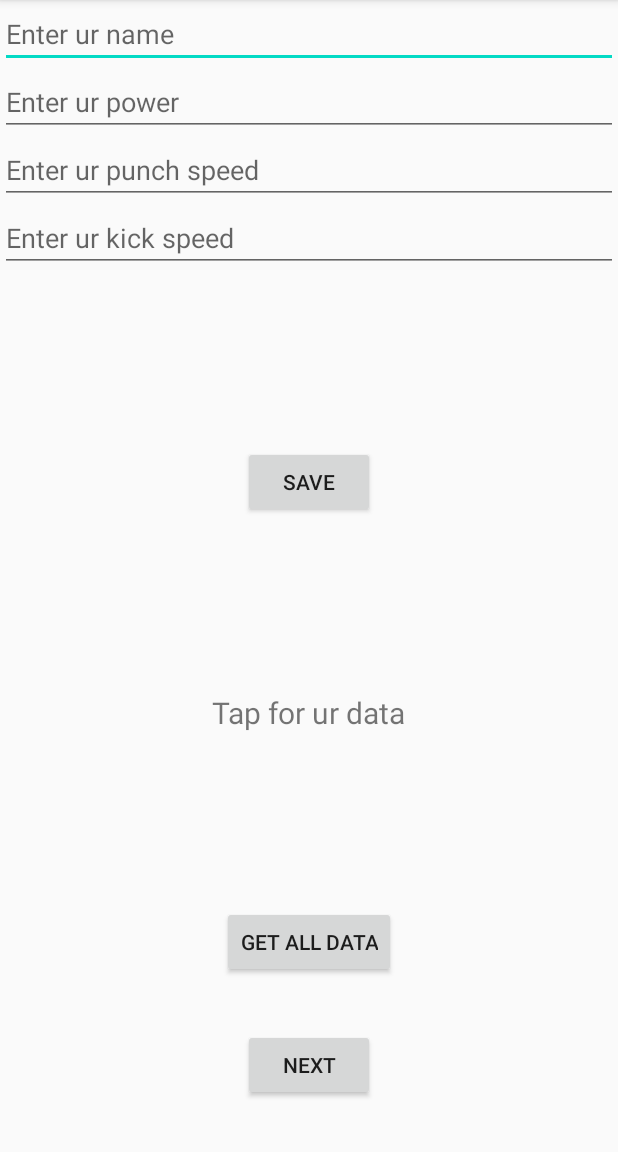
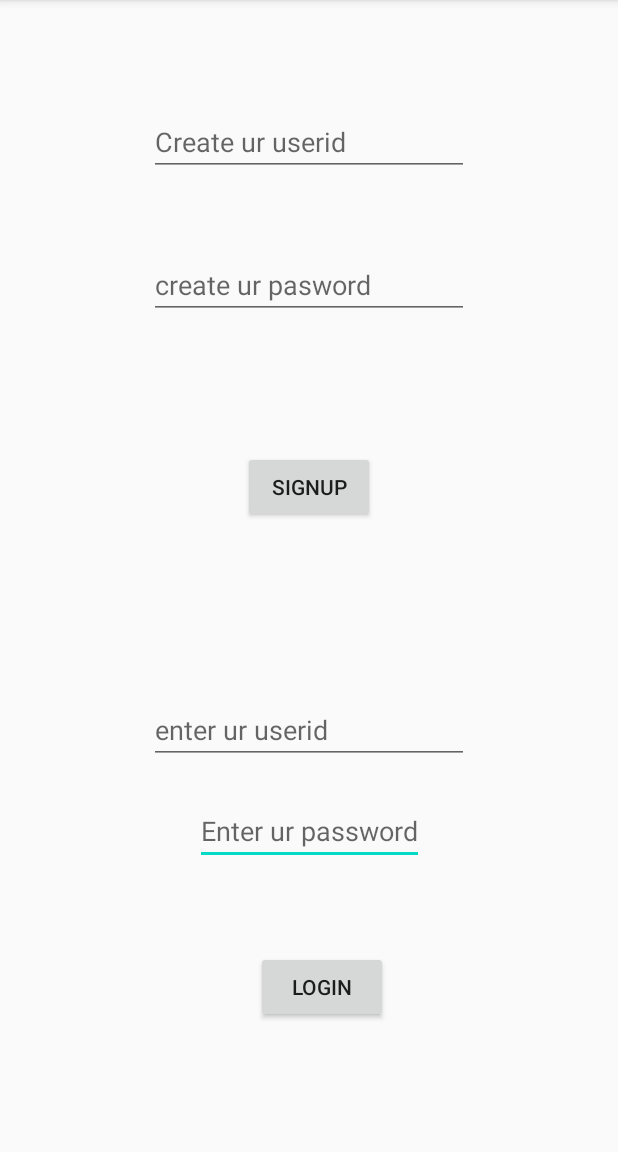
Before and after one commit to Ashutosh730/InstagramClone, an Android app: the screen it shows after launch (SignUp before the commit, Signuploginactivity after it), after a tap on "NEXT", on a phone screen of 412 x 824 dp, the part 84-1236 px from its top. Run offline under Robolectric (Android 15) with nearby library versions, the phone set to English and light mode, and no system bars; libraries missing offline, so code that uses them is left out: com.parse, com.shashank.sony; 1 statement that could not run was skipped.

Commit message:
signup and login

```diff
--- a/app/src/main/AndroidManifest.xml
+++ b/app/src/main/AndroidManifest.xml
@@ -3,18 +3,22 @@
     package="com.example.instagramclone">
 
     <application
+        android:name=".App"
         android:allowBackup="true"
         android:icon="@mipmap/ic_launcher"
         android:label="@string/app_name"
         android:roundIcon="@mipmap/ic_launcher_round"
         android:supportsRtl="true"
-        android:theme="@style/AppTheme"
-        android:name=".App">
+        android:theme="@style/AppTheme">
+        <activity android:name=".Welcome"></activity>
         <activity android:name=".SignUp">
             <intent-filter>
                 <action android:name="android.intent.action.MAIN" />
+
                 <category android:name="android.intent.category.LAUNCHER" />
             </intent-filter>
         </activity>
+        <activity android:name=".Signuploginactivity" />
     </application>
+
 </manifest>
--- a/app/src/main/java/com/example/instagramclone/SignUp.java
+++ b/app/src/main/java/com/example/instagramclone/SignUp.java
@@ -1,5 +1,6 @@
 package com.example.instagramclone;
 
+import android.content.Intent;
 import android.os.Bundle;
 import android.view.View;
 import android.widget.Button;
@@ -88,6 +89,8 @@ public class SignUp extends AppCompatActivity {
             @Override
             public void onClick(View v) {
 
+                Intent intent=new Intent(SignUp.this,Signuploginactivity.class);
+                startActivity(intent);
             }
         });
 
--- a/app/src/main/java/com/example/instagramclone/Signuploginactivity.java
+++ b/app/src/main/java/com/example/instagramclone/Signuploginactivity.java
@@ -1,4 +1,80 @@
 package com.example.instagramclone;
 
-public class Signuploginactivity {
+import android.os.Bundle;
+import android.view.View;
+import android.widget.Button;
+import android.widget.EditText;
+
+import androidx.annotation.Nullable;
+import androidx.appcompat.app.AppCompatActivity;
+
+import com.parse.LogInCallback;
+import com.parse.ParseException;
+import com.parse.ParseUser;
+import com.parse.SignUpCallback;
+import com.shashank.sony.fancytoastlib.FancyToast;
+
+public class Signuploginactivity extends AppCompatActivity {
+
+    private EditText signid,signpass,logid,logpass;
+    private Button login,signup;
+
+    @Override
+    protected void onCreate(@Nullable Bundle savedInstanceState) {
+        super.onCreate(savedInstanceState);
+        setContentView(R.layout.signuploginactivity);
+
+        signid=findViewById(R.id.signid);
+        signpass=findViewById(R.id.signpass);
+        logid=findViewById(R.id.logid);
+        logpass=findViewById(R.id.logpass);
+        login=findViewById(R.id.login);
+        signup=findViewById(R.id.signup);
+
+        signup.setOnClickListener(new View.OnClickListener() {
+            @Override
+            public void onClick(View v) {
+
+                final ParseUser user=new ParseUser();
+                user.setUsername(signid.getText().toString());
+                user.setPassword(signpass.getText().toString());
+
+                user.signUpInBackground(new SignUpCallback() {
+                    @Override
+                    public void done(ParseException e) {
+
+                        if(e==null)
+                        {
+                            FancyToast.makeText(Signuploginactivity.this,user.get("username")+" is signed up successfully",FancyToast.LENGTH_LONG,FancyToast.SUCCESS,true).show();
+                        }
+                        else
+                        {
+                            FancyToast.makeText(Signuploginactivity.this,"oops",FancyToast.LENGTH_LONG,FancyToast.ERROR,true).show();
+
+                        }
+                    }
+                });
+            }
+        });
+
+        login.setOnClickListener(new View.OnClickListener() {
+            @Override
+            public void onClick(View v) {
+
+                ParseUser .logInInBackground(logid.getText().toString(), logpass.getText().toString(), new LogInCallback() {
+                    @Override
+                    public void done(ParseUser user, ParseException e) {
+
+                        if(user!=null&&e==null)
+                        FancyToast.makeText(Signuploginactivity.this,user.get("username")+" is logged in successfully",FancyToast.LENGTH_LONG,FancyToast.SUCCESS,true).show();
+                        else
+                        FancyToast.makeText(Signuploginactivity.this,"oops",FancyToast.LENGTH_LONG,FancyToast.ERROR,true).show();
+
+
+                    }
+                });
+
+            }
+        });
+    }
 }
--- /dev/null
+++ b/app/src/main/java/com/example/instagramclone/Welcome.java
@@ -0,0 +1,14 @@
+package com.example.instagramclone;
+
+import android.os.Bundle;
+
+import androidx.appcompat.app.AppCompatActivity;
+
+public class Welcome extends AppCompatActivity {
+
+    @Override
+    protected void onCreate(Bundle savedInstanceState) {
+        super.onCreate(savedInstanceState);
+        setContentView(R.layout.activity_welcome);
+    }
+}
--- /dev/null
+++ b/app/src/main/res/layout/activity_welcome.xml
@@ -0,0 +1,9 @@
+<?xml version="1.0" encoding="utf-8"?>
+<androidx.constraintlayout.widget.ConstraintLayout xmlns:android="http://schemas.android.com/apk/res/android"
+    xmlns:app="http://schemas.android.com/apk/res-auto"
+    xmlns:tools="http://schemas.android.com/tools"
+    android:layout_width="match_parent"
+    android:layout_height="match_parent"
+    tools:context=".Welcome">
+
+</androidx.constraintlayout.widget.ConstraintLayout>
--- /dev/null
+++ b/app/src/main/res/layout/signuploginactivity.xml
@@ -0,0 +1,92 @@
+<?xml version="1.0" encoding="utf-8"?>
+<androidx.constraintlayout.widget.ConstraintLayout xmlns:android="http://schemas.android.com/apk/res/android"
+    xmlns:app="http://schemas.android.com/apk/res-auto"
+    xmlns:tools="http://schemas.android.com/tools"
+    android:layout_width="match_parent"
+    android:layout_height="match_parent">
+
+    <EditText
+        android:id="@+id/logpass"
+        android:layout_width="wrap_content"
+        android:layout_height="45dp"
+        android:layout_marginStart="130dp"
+        android:layout_marginTop="22dp"
+        android:layout_marginEnd="130dp"
+        android:hint="Enter ur password"
+        android:inputType="textPassword"
+        app:layout_constraintEnd_toEndOf="parent"
+        app:layout_constraintStart_toStartOf="parent"
+        app:layout_constraintTop_toBottomOf="@+id/logid" />
+
+    <EditText
+        android:id="@+id/signid"
+        android:layout_width="wrap_content"
+        android:layout_height="wrap_content"
+        android:layout_marginStart="99dp"
+        android:layout_marginTop="72dp"
+        android:layout_marginEnd="99dp"
+        android:ems="10"
+        android:hint="Create ur userid"
+        android:inputType="textPersonName"
+        app:layout_constraintEnd_toEndOf="parent"
+        app:layout_constraintStart_toStartOf="parent"
+        app:layout_constraintTop_toTopOf="parent" />
+
+    <EditText
+        android:id="@+id/signpass"
+        android:layout_width="wrap_content"
+        android:layout_height="wrap_content"
+        android:layout_marginStart="99dp"
+        android:layout_marginTop="50dp"
+        android:layout_marginEnd="99dp"
+        android:layout_marginBottom="44dp"
+        android:ems="10"
+        android:hint="create ur pasword"
+        android:inputType="textPassword"
+        app:layout_constraintBottom_toTopOf="@+id/signup"
+        app:layout_constraintEnd_toEndOf="parent"
+        app:layout_constraintStart_toStartOf="parent"
+        app:layout_constraintTop_toBottomOf="@+id/signid" />
+
+    <EditText
+        android:id="@+id/logid"
+        android:layout_width="wrap_content"
+        android:layout_height="45dp"
+        android:layout_marginStart="99dp"
+        android:layout_marginEnd="99dp"
+        android:layout_marginBottom="49dp"
+        android:ems="10"
+        android:hint="enter ur userid"
+        android:inputType="textPersonName"
+        app:layout_constraintBottom_toTopOf="@+id/logpass"
+        app:layout_constraintEnd_toEndOf="parent"
+        app:layout_constraintHorizontal_bias="1.0"
+        app:layout_constraintStart_toStartOf="parent"
+        app:layout_constraintTop_toBottomOf="@+id/signup" />
+
+    <Button
+        android:id="@+id/signup"
+        android:layout_width="wrap_content"
+        android:layout_height="wrap_content"
+        android:layout_marginStart="162dp"
+        android:layout_marginTop="44dp"
+        android:layout_marginEnd="162dp"
+        android:layout_marginBottom="115dp"
+        android:text="SIGNUP"
+        app:layout_constraintBottom_toTopOf="@+id/logid"
+        app:layout_constraintEnd_toEndOf="parent"
+        app:layout_constraintStart_toStartOf="parent"
+        app:layout_constraintTop_toBottomOf="@+id/signpass" />
+
+    <Button
+        android:id="@+id/login"
+        android:layout_width="wrap_content"
+        android:layout_height="wrap_content"
+        android:layout_marginStart="170dp"
+        android:layout_marginEnd="153dp"
+        android:layout_marginBottom="86dp"
+        android:text="LOGIN"
+        app:layout_constraintBottom_toBottomOf="parent"
+        app:layout_constraintEnd_toEndOf="parent"
+        app:layout_constraintStart_toStartOf="parent" />
+</androidx.constraintlayout.widget.ConstraintLayout>
```
